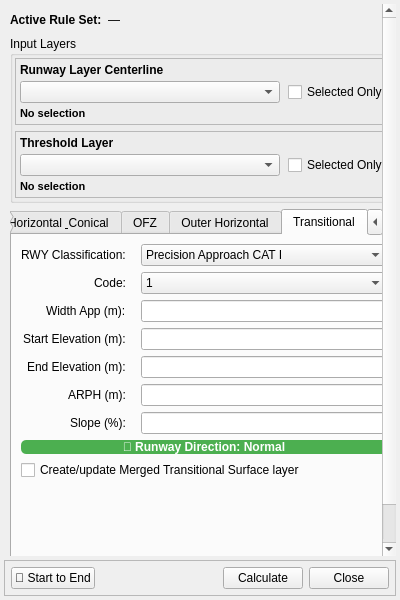
The window that qols/ui/qols_panel_base.ui (FLYGHT7/qOLS) describes before a commit, drawn with Qt 5.
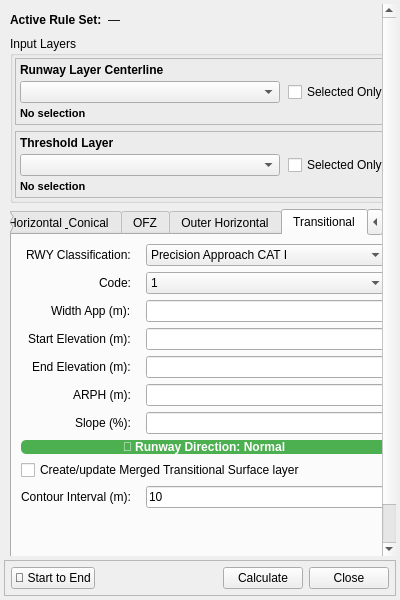
The same window after the commit. The open tabs and pages were chosen to show the change. Custom widgets are drawn as their Qt base class.

Commit message:
Add stepped contour lines for Transitional Surface (#122)
Adds a general polygon iso-elevation slicing algorithm since
Transitional's 5-vertex pentagon (three vertices at ZIH, one at Z0, one
at ZE) doesn't fit the single-axis assumption used by the existing
Approach/Take-off contour helpers. Draws both sides' contour lines into
a new "RWY_TransitionalSurface_Contours" layer, styled via the existing
contour_styling.qml, gated by a new Contour Interval field (0 = off).
Independent of the #121 merge option.

The edit to the form file:
```diff
--- a/qols/ui/qols_panel_base.ui
+++ b/qols/ui/qols_panel_base.ui
@@ -1225,6 +1225,23 @@
           </property>
          </widget>
         </item>
+        <item row="9" column="0">
+         <widget class="QLabel" name="label_contour_interval_transitional">
+          <property name="text">
+           <string>Contour Interval (m):</string>
+          </property>
+         </widget>
+        </item>
+        <item row="9" column="1">
+         <widget class="QLineEdit" name="spin_contour_interval_transitional">
+          <property name="text">
+           <string>10</string>
+          </property>
+          <property name="toolTip">
+           <string>Elevation interval for contour lines in metres. Set to 0 to disable.</string>
+          </property>
+         </widget>
+        </item>
        </layout>
       </widget>
 
```
The commit also changes 3 other files.
